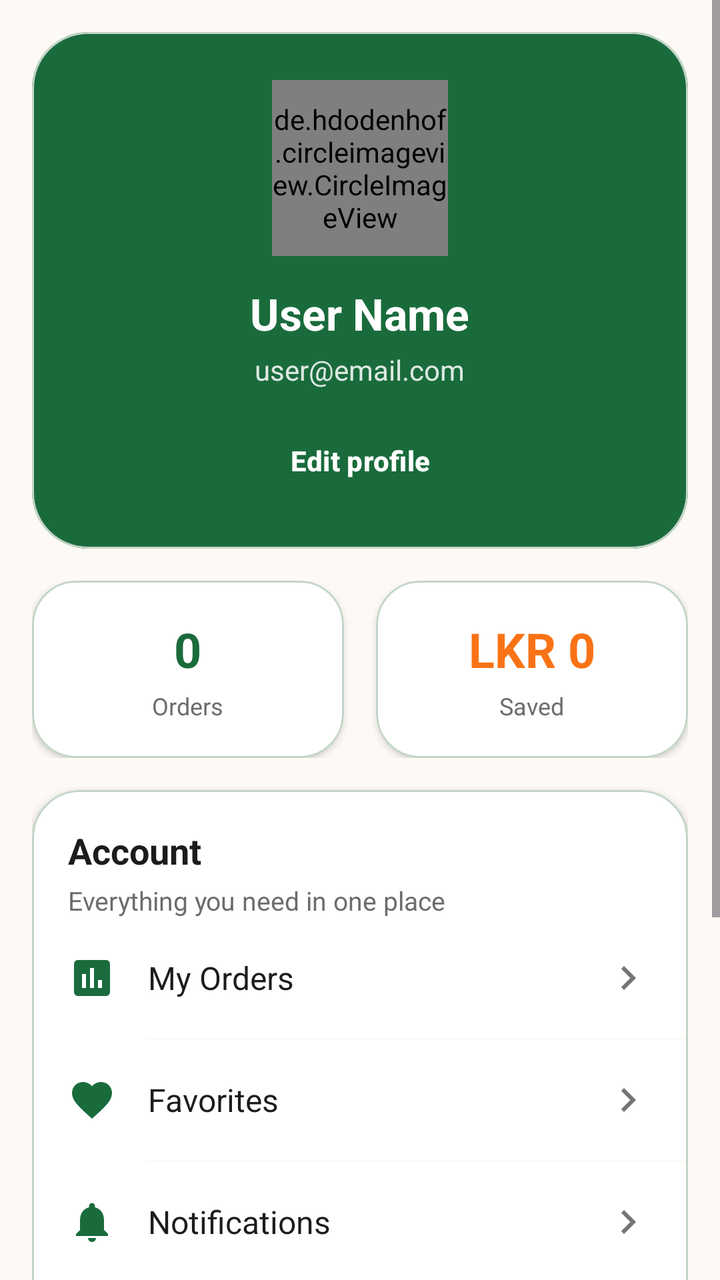
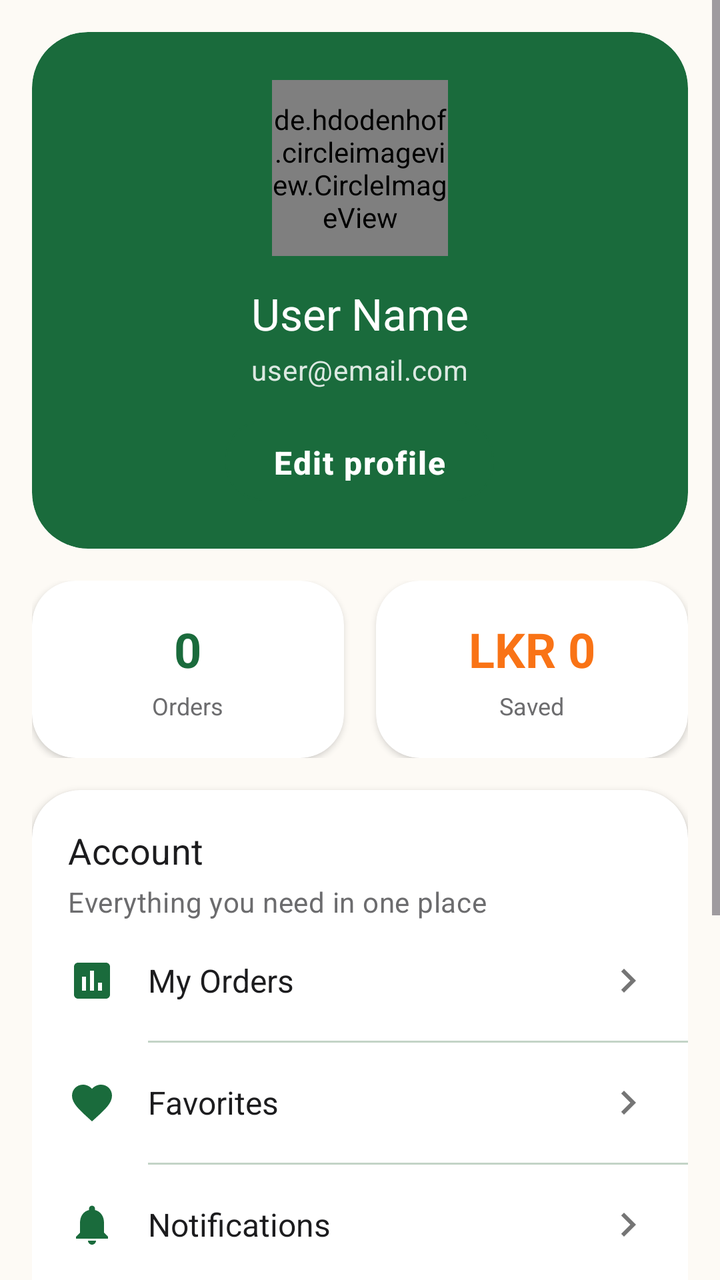

Two renders of the same Android screen: before a commit and after it. Below are the layout's source before the change and the commit's diff.
<!-- AndroidManifest.xml: application theme Theme.REPLATE -->
<!-- res/layout/fragment_profile.xml -->
<?xml version="1.0" encoding="utf-8"?>
<ScrollView xmlns:android="http://schemas.android.com/apk/res/android"
    xmlns:app="http://schemas.android.com/apk/res-auto"
    android:layout_width="match_parent"
    android:layout_height="match_parent"
    android:background="@color/light_gray">

    <LinearLayout
        android:layout_width="match_parent"
        android:layout_height="wrap_content"
        android:orientation="vertical"
        android:padding="16dp">

        
        <com.google.android.material.card.MaterialCardView
            android:layout_width="match_parent"
            android:layout_height="wrap_content"
            app:cardBackgroundColor="@color/green_primary"
            app:cardCornerRadius="28dp"
            app:cardElevation="0dp">

            <LinearLayout
                android:layout_width="match_parent"
                android:layout_height="wrap_content"
                android:orientation="vertical"
                android:padding="24dp">

                
                <de.hdodenhof.circleimageview.CircleImageView
                    android:id="@+id/ivProfileImage"
                    android:layout_width="88dp"
                    android:layout_height="88dp"
                    android:layout_gravity="center_horizontal"
                    android:src="@drawable/ic_profile_placeholder"
                    app:civ_border_color="@color/white"
                    app:civ_border_width="3dp" />

                
                <TextView
                    android:id="@+id/tvUserName"
                    android:layout_width="wrap_content"
                    android:layout_height="wrap_content"
                    android:layout_gravity="center_horizontal"
                    android:layout_marginTop="14dp"
                    android:text="User Name"
                    android:textColor="@color/white"
                    android:textSize="22sp"
                    android:textStyle="bold" />

                
                <TextView
                    android:id="@+id/tvUserEmail"
                    android:layout_width="wrap_content"
                    android:layout_height="wrap_content"
                    android:layout_gravity="center_horizontal"
                    android:layout_marginTop="4dp"
                    android:text="user@email.com"
                    android:textColor="#D9FFFFFF"
                    android:textSize="14sp" />

                
                <Button
                    android:id="@+id/btnEditProfile"
                    android:layout_width="wrap_content"
                    android:layout_height="40dp"
                    android:layout_gravity="center_horizontal"
                    android:layout_marginTop="16dp"
                    android:background="@drawable/button_outline_white"
                    android:paddingHorizontal="24dp"
                    android:text="Edit profile"
                    android:textAllCaps="false"
                    android:textColor="@color/white"
                    android:textStyle="bold" />
            </LinearLayout>
        </com.google.android.material.card.MaterialCardView>

        
        <LinearLayout
            android:layout_width="match_parent"
            android:layout_height="wrap_content"
            android:layout_marginTop="16dp"
            android:orientation="horizontal">

            
            <com.google.android.material.card.MaterialCardView
                android:layout_width="0dp"
                android:layout_height="wrap_content"
                android:layout_weight="1"
                android:layout_marginEnd="8dp"
                app:cardBackgroundColor="@color/surface_white"
                app:cardCornerRadius="22dp"
                app:cardElevation="2dp">

                <LinearLayout
                    android:layout_width="match_parent"
                    android:layout_height="wrap_content"
                    android:gravity="center"
                    android:orientation="vertical"
                    android:padding="18dp">

                    <TextView
                        android:id="@+id/tvOrdersCount"
                        android:layout_width="wrap_content"
                        android:layout_height="wrap_content"
                        android:text="0"
                        android:textColor="@color/green_primary"
                        android:textSize="24sp"
                        android:textStyle="bold" />

                    <TextView
                        android:layout_width="wrap_content"
                        android:layout_height="wrap_content"
                        android:layout_marginTop="4dp"
                        android:text="Orders"
                        android:textColor="@color/text_secondary"
                        android:textSize="12sp" />
                </LinearLayout>
            </com.google.android.material.card.MaterialCardView>

            
            <com.google.android.material.card.MaterialCardView
                android:layout_width="0dp"
                android:layout_height="wrap_content"
                android:layout_weight="1"
                android:layout_marginStart="8dp"
                app:cardBackgroundColor="@color/surface_white"
                app:cardCornerRadius="22dp"
                app:cardElevation="2dp">

                <LinearLayout
                    android:layout_width="match_parent"
                    android:layout_height="wrap_content"
                    android:gravity="center"
                    android:orientation="vertical"
                    android:padding="18dp">

                    <TextView
                        android:id="@+id/tvSavings"
                        android:layout_width="wrap_content"
                        android:layout_height="wrap_content"
                        android:text="LKR 0"
                        android:textColor="@color/ember2"
                        android:textSize="24sp"
                        android:textStyle="bold" />

                    <TextView
                        android:layout_width="wrap_content"
                        android:layout_height="wrap_content"
                        android:layout_marginTop="4dp"
                        android:text="Saved"
                        android:textColor="@color/text_secondary"
                        android:textSize="12sp" />
                </LinearLayout>
            </com.google.android.material.card.MaterialCardView>
        </LinearLayout>

        
        <com.google.android.material.card.MaterialCardView
            android:layout_width="match_parent"
            android:layout_height="wrap_content"
            android:layout_marginTop="16dp"
            app:cardBackgroundColor="@color/surface_white"
            app:cardCornerRadius="24dp"
            app:cardElevation="2dp">

            <LinearLayout
                android:layout_width="match_parent"
                android:layout_height="wrap_content"
                android:orientation="vertical">

                
                <TextView
                    android:layout_width="wrap_content"
                    android:layout_height="wrap_content"
                    android:layout_marginStart="18dp"
                    android:layout_marginTop="18dp"
                    android:text="Account"
                    android:textColor="@color/text_primary"
                    android:textSize="18sp"
                    android:textStyle="bold" />

                <TextView
                    android:layout_width="wrap_content"
                    android:layout_height="wrap_content"
                    android:layout_marginStart="18dp"
                    android:layout_marginTop="4dp"
                    android:text="Everything you need in one place"
                    android:textColor="@color/text_secondary"
                    android:textSize="13sp" />

                
                
                <LinearLayout
                    android:id="@+id/menuOrders"
                    android:layout_width="match_parent"
                    android:layout_height="wrap_content"
                    android:background="?attr/selectableItemBackground"
                    android:gravity="center_vertical"
                    android:padding="18dp">

                    <ImageView
                        android:layout_width="24dp"
                        android:layout_height="24dp"
                        android:src="@drawable/ic_orders"
                        app:tint="@color/primary" />

                    <TextView
                        android:layout_width="0dp"
                        android:layout_height="wrap_content"
                        android:layout_marginStart="16dp"
                        android:layout_weight="1"
                        android:text="My Orders"
                        android:textColor="@color/text_primary"
                        android:textSize="16sp" />

                    <ImageView
                        android:layout_width="24dp"
                        android:layout_height="24dp"
                        android:src="@drawable/ic_arrow_right" />
                </LinearLayout>

                <View android:layout_width="match_parent" android:layout_height="1dp" android:layout_marginStart="58dp" android:background="@color/light_gray" />

                
                <LinearLayout
                    android:id="@+id/menuFavorites"
                    android:layout_width="match_parent"
                    android:layout_height="wrap_content"
                    android:background="?attr/selectableItemBackground"
                    android:gravity="center_vertical"
                    android:padding="18dp">

                    <ImageView
                        android:layout_width="24dp"
                        android:layout_height="24dp"
                        android:src="@drawable/ic_favorite"
                        app:tint="@color/primary" />

                    <TextView
                        android:layout_width="0dp"
                        android:layout_height="wrap_content"
                        android:layout_marginStart="16dp"
                        android:layout_weight="1"
                        android:text="Favorites"
                        android:textColor="@color/text_primary"
                        android:textSize="16sp" />

                    <ImageView
                        android:layout_width="24dp"
                        android:layout_height="24dp"
                        android:src="@drawable/ic_arrow_right" />
                </LinearLayout>

                <View android:layout_width="match_parent" android:layout_height="1dp" android:layout_marginStart="58dp" android:background="@color/light_gray" />

                
                <LinearLayout
                    android:id="@+id/menuNotifications"
                    android:layout_width="match_parent"
                    android:layout_height="wrap_content"
                    android:background="?attr/selectableItemBackground"
                    android:gravity="center_vertical"
                    android:padding="18dp">

                    <ImageView
                        android:layout_width="24dp"
                        android:layout_height="24dp"
                        android:src="@drawable/ic_notification"
                        app:tint="@color/primary" />

                    <TextView
                        android:layout_width="0dp"
                        android:layout_height="wrap_content"
                        android:layout_marginStart="16dp"
                        android:layout_weight="1"
                        android:text="Notifications"
                        android:textColor="@color/text_primary"
                        android:textSize="16sp" />

                    <ImageView
                        android:layout_width="24dp"
                        android:layout_height="24dp"
                        android:src="@drawable/ic_arrow_right" />
                </LinearLayout>

                <View android:layout_width="match_parent" android:layout_height="1dp" android:layout_marginStart="58dp" android:background="@color/light_gray" />

                
                <LinearLayout
                    android:id="@+id/menuSettings"
                    android:layout_width="match_parent"
                    android:layout_height="wrap_content"
                    android:background="?attr/selectableItemBackground"
                    android:gravity="center_vertical"
                    android:padding="18dp">

                    <ImageView
                        android:layout_width="24dp"
                        android:layout_height="24dp"
                        android:src="@drawable/ic_settings"
                        app:tint="@color/primary" />

                    <TextView
                        android:layout_width="0dp"
                        android:layout_height="wrap_content"
                        android:layout_marginStart="16dp"
                        android:layout_weight="1"
                        android:text="Settings"
                        android:textColor="@color/text_primary"
                        android:textSize="16sp" />

                    <ImageView
                        android:layout_width="24dp"
                        android:layout_height="24dp"
                        android:src="@drawable/ic_arrow_right" />
                </LinearLayout>

                <View android:layout_width="match_parent" android:layout_height="1dp" android:layout_marginStart="58dp" android:background="@color/light_gray" />

                
                <LinearLayout
                    android:id="@+id/menuHelp"
                    android:layout_width="match_parent"
                    android:layout_height="wrap_content"
                    android:background="?attr/selectableItemBackground"
                    android:gravity="center_vertical"
                    android:padding="18dp">

                    <ImageView
                        android:layout_width="24dp"
                        android:layout_height="24dp"
                        android:src="@drawable/ic_help"
                        app:tint="@color/primary" />

                    <TextView
                        android:layout_width="0dp"
                        android:layout_height="wrap_content"
                        android:layout_marginStart="16dp"
                        android:layout_weight="1"
                        android:text="Help &amp; Support"
                        android:textColor="@color/text_primary"
                        android:textSize="16sp" />

                    <ImageView
                        android:layout_width="24dp"
                        android:layout_height="24dp"
                        android:src="@drawable/ic_arrow_right" />
                </LinearLayout>
            </LinearLayout>
        </com.google.android.material.card.MaterialCardView>

        
        <Button
            android:id="@+id/btnLogout"
            android:layout_width="match_parent"
            android:layout_height="56dp"
            android:layout_marginTop="18dp"
            android:background="@drawable/button_logout"
            android:text="Logout"
            android:textAllCaps="false"
            android:textColor="@color/error"
            android:textSize="16sp"
            android:textStyle="bold" />

        
        <TextView
            android:layout_width="wrap_content"
            android:layout_height="wrap_content"
            android:layout_gravity="center"
            android:layout_marginTop="14dp"
            android:layout_marginBottom="10dp"
            android:text="REPLATE v1.0.0"
            android:textColor="@color/text_secondary"
            android:textSize="12sp" />

    </LinearLayout>

</ScrollView>
<!-- resources referenced by this layout -->
<resources>
  <color name="light_gray">#FDFAF5</color>
  <style name="Theme.REPLATE" parent="Theme.Material3.Light.NoActionBar">
          
          <item name="colorPrimary">@color/md_theme_primary</item>
          <item name="colorOnPrimary">@color/md_theme_onPrimary</item>
          <item name="colorPrimaryContainer">@color/md_theme_primaryContainer</item>
          <item name="colorOnPrimaryContainer">@color/md_theme_onPrimaryContainer</item>
  
          
          <item name="colorSecondary">@color/md_theme_secondary</item>
          <item name="colorOnSecondary">@color/md_theme_onSecondary</item>
          <item name="colorSecondaryContainer">@color/md_theme_secondaryContainer</item>
          <item name="colorOnSecondaryContainer">@color/md_theme_onSecondaryContainer</item>
  
          
          <item name="colorTertiary">@color/md_theme_tertiary</item>
          <item name="colorOnTertiary">@color/md_theme_onTertiary</item>
          <item name="colorTertiaryContainer">@color/md_theme_tertiaryContainer</item>
          <item name="colorOnTertiaryContainer">@color/md_theme_onTertiaryContainer</item>
  
          
          <item name="colorError">@color/md_theme_error</item>
          <item name="colorOnError">@color/md_theme_onError</item>
          <item name="colorErrorContainer">@color/md_theme_errorContainer</item>
          <item name="colorOnErrorContainer">@color/md_theme_onErrorContainer</item>
  
          
          <item name="android:colorBackground">@color/md_theme_background</item>
          <item name="colorOnBackground">@color/md_theme_onBackground</item>
          <item name="colorSurface">@color/md_theme_surface</item>
          <item name="colorOnSurface">@color/md_theme_onSurface</item>
          <item name="colorSurfaceVariant">@color/md_theme_surfaceVariant</item>
          <item name="colorOnSurfaceVariant">@color/md_theme_onSurfaceVariant</item>
  
          
          <item name="colorOutline">@color/md_theme_outline</item>
          <item name="colorOutlineVariant">@color/md_theme_outlineVariant</item>
  
          
          <item name="colorSurfaceInverse">@color/md_theme_inverseSurface</item>
          <item name="colorOnSurfaceInverse">@color/md_theme_inverseOnSurface</item>
          <item name="colorPrimaryInverse">@color/md_theme_inversePrimary</item>
  
          
          <item name="colorSurfaceContainerLowest">@color/md_theme_surfaceContainerLowest</item>
          <item name="colorSurfaceContainerLow">@color/md_theme_surfaceContainerLow</item>
          <item name="colorSurfaceContainer">@color/md_theme_surfaceContainer</item>
          <item name="colorSurfaceContainerHigh">@color/md_theme_surfaceContainerHigh</item>
          <item name="colorSurfaceContainerHighest">@color/md_theme_surfaceContainerHighest</item>
  
          
          <item name="android:statusBarColor">@color/status_bar</item>
          <item name="android:navigationBarColor">@color/md_theme_surface</item>
  
          
          <item name="android:windowBackground">@color/md_theme_background</item>
      </style>
  <!-- unchanged entries left out for length: 50 -->
</resources>

<!-- the commit's change to res/layout/fragment_profile.xml (unified diff, before → after) -->
@@ -3,7 +3,7 @@
     xmlns:app="http://schemas.android.com/apk/res-auto"
     android:layout_width="match_parent"
     android:layout_height="match_parent"
-    android:background="@color/light_gray">
+    android:background="@color/background_cream">
 
     <LinearLayout
         android:layout_width="match_parent"
@@ -43,9 +43,9 @@
                     android:layout_gravity="center_horizontal"
                     android:layout_marginTop="14dp"
                     android:text="User Name"
+                    android:textAppearance="@style/TextAppearance.REPLATE.Headline"
                     android:textColor="@color/white"
-                    android:textSize="22sp"
-                    android:textStyle="bold" />
+                    android:textSize="@dimen/text_xl" />
 
                 
                 <TextView
@@ -55,8 +55,8 @@
                     android:layout_gravity="center_horizontal"
                     android:layout_marginTop="4dp"
                     android:text="user@email.com"
-                    android:textColor="#D9FFFFFF"
-                    android:textSize="14sp" />
+                    android:textAppearance="@style/TextAppearance.REPLATE.Body"
+                    android:textColor="@color/white_85" />
 
                 
                 <Button
@@ -175,9 +175,7 @@
                     android:layout_marginStart="18dp"
                     android:layout_marginTop="18dp"
                     android:text="Account"
-                    android:textColor="@color/text_primary"
-                    android:textSize="18sp"
-                    android:textStyle="bold" />
+                    android:textAppearance="@style/TextAppearance.REPLATE.Subheading" />
 
                 <TextView
                     android:layout_width="wrap_content"
@@ -185,8 +183,7 @@
                     android:layout_marginStart="18dp"
                     android:layout_marginTop="4dp"
                     android:text="Everything you need in one place"
-                    android:textColor="@color/text_secondary"
-                    android:textSize="13sp" />
+                    android:textAppearance="@style/TextAppearance.REPLATE.Body" />
 
                 
                 
@@ -219,7 +216,7 @@
                         android:src="@drawable/ic_arrow_right" />
                 </LinearLayout>
 
-                <View android:layout_width="match_parent" android:layout_height="1dp" android:layout_marginStart="58dp" android:background="@color/light_gray" />
+                <View android:layout_width="match_parent" android:layout_height="1dp" android:layout_marginStart="58dp" android:background="@color/divider" />
 
                 
                 <LinearLayout
@@ -251,7 +248,7 @@
                         android:src="@drawable/ic_arrow_right" />
                 </LinearLayout>
 
-                <View android:layout_width="match_parent" android:layout_height="1dp" android:layout_marginStart="58dp" android:background="@color/light_gray" />
+                <View android:layout_width="match_parent" android:layout_height="1dp" android:layout_marginStart="58dp" android:background="@color/divider" />
 
                 
                 <LinearLayout
@@ -283,7 +280,7 @@
                         android:src="@drawable/ic_arrow_right" />
                 </LinearLayout>
 
-                <View android:layout_width="match_parent" android:layout_height="1dp" android:layout_marginStart="58dp" android:background="@color/light_gray" />
+                <View android:layout_width="match_parent" android:layout_height="1dp" android:layout_marginStart="58dp" android:background="@color/divider" />
 
                 
                 <LinearLayout
@@ -315,7 +312,7 @@
                         android:src="@drawable/ic_arrow_right" />
                 </LinearLayout>
 
-                <View android:layout_width="match_parent" android:layout_height="1dp" android:layout_marginStart="58dp" android:background="@color/light_gray" />
+                <View android:layout_width="match_parent" android:layout_height="1dp" android:layout_marginStart="58dp" android:background="@color/divider" />
 
                 
                 <LinearLayout
<!-- resource entries referenced after the edit -->
@@ -1,6 +1,24 @@
 <!-- resources referenced by this layout -->
 <resources>
-  <color name="light_gray">#FDFAF5</color>
+  <color name="background_cream">#FDFAF5</color>
+  <color name="divider">#C3D4C7</color>
+  <color name="white_85">#D9FFFFFF</color>
+  <dimen name="text_xl">22sp</dimen>
+  <style name="TextAppearance.REPLATE.Body" parent="TextAppearance.Material3.BodyMedium">
+          <item name="android:fontFamily">sans-serif</item>
+          <item name="android:textSize">@dimen/text_sm</item>
+          <item name="android:textColor">@color/text_secondary</item>
+      </style>
+  <style name="TextAppearance.REPLATE.Headline" parent="TextAppearance.Material3.TitleLarge">
+          <item name="android:fontFamily">sans-serif-black</item>
+          <item name="android:textSize">@dimen/text_xl</item>
+          <item name="android:textColor">@color/text_primary</item>
+      </style>
+  <style name="TextAppearance.REPLATE.Subheading" parent="TextAppearance.Material3.TitleMedium">
+          <item name="android:fontFamily">sans-serif-medium</item>
+          <item name="android:textSize">@dimen/text_lg</item>
+          <item name="android:textColor">@color/text_primary</item>
+      </style>
   <style name="Theme.REPLATE" parent="Theme.Material3.Light.NoActionBar">
           
           <item name="colorPrimary">@color/md_theme_primary</item>
@@ -56,7 +74,53 @@
   
           
           <item name="android:windowBackground">@color/md_theme_background</item>
+  
+          
+          <item name="android:fontFamily">sans-serif</item>
+          <item name="textAppearanceTitleLarge">@style/TextAppearance.REPLATE.Headline</item>
+          <item name="textAppearanceTitleMedium">@style/TextAppearance.REPLATE.Subheading</item>
+          <item name="textAppearanceBodyMedium">@style/TextAppearance.REPLATE.Body</item>
+          <item name="textAppearanceLabelLarge">@style/TextAppearance.REPLATE.Label</item>
+  
+          
+          <item name="materialCardViewStyle">@style/Widget.REPLATE.Card</item>
+          <item name="materialButtonStyle">@style/Widget.REPLATE.Button.Primary</item>
+          <item name="textInputStyle">@style/Widget.REPLATE.TextInputLayout</item>
       </style>
+  <dimen name="text_sm">14sp</dimen>
+  <dimen name="text_lg">18sp</dimen>
+  <style name="TextAppearance.REPLATE.Label" parent="TextAppearance.Material3.LabelMedium">
+          <item name="android:fontFamily">sans-serif-medium</item>
+          <item name="android:textSize">@dimen/text_sm</item>
+          <item name="android:textColor">@color/text_primary</item>
+      </style>
+  <style name="Widget.REPLATE.Card" parent="Widget.Material3.CardView.Elevated">
+          <item name="cardCornerRadius">@dimen/radius_md</item>
+          <item name="cardElevation">@dimen/elevation_card</item>
+          <item name="cardBackgroundColor">@color/surface_white</item>
+      </style>
+  <style name="Widget.REPLATE.Button.Primary" parent="Widget.Material3.Button">
+          <item name="android:minHeight">@dimen/button_height</item>
+          <item name="cornerRadius">@dimen/radius_md</item>
+          <item name="android:fontFamily">sans-serif-medium</item>
+          <item name="android:textAllCaps">false</item>
+          <item name="android:textSize">@dimen/text_md</item>
+          <item name="android:textColor">@color/white</item>
+          <item name="backgroundTint">@color/green_primary</item>
+      </style>
+  <style name="Widget.REPLATE.TextInputLayout" parent="Widget.Material3.TextInputLayout.OutlinedBox">
+          <item name="boxCornerRadiusTopStart">@dimen/radius_sm</item>
+          <item name="boxCornerRadiusTopEnd">@dimen/radius_sm</item>
+          <item name="boxCornerRadiusBottomStart">@dimen/radius_sm</item>
+          <item name="boxCornerRadiusBottomEnd">@dimen/radius_sm</item>
+          <item name="boxStrokeColor">@color/green_primary</item>
+          <item name="hintTextColor">@color/text_secondary</item>
+      </style>
+  <dimen name="radius_md">14dp</dimen>
+  <dimen name="elevation_card">3dp</dimen>
+  <dimen name="button_height">52dp</dimen>
+  <dimen name="text_md">16sp</dimen>
+  <dimen name="radius_sm">10dp</dimen>
   <!-- unchanged entries left out for length: 50 -->
 </resources>
 
